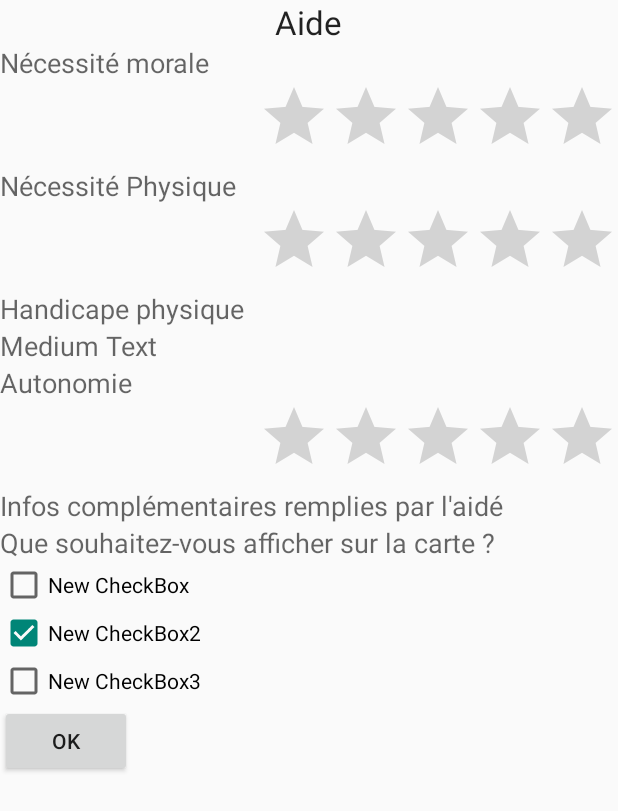
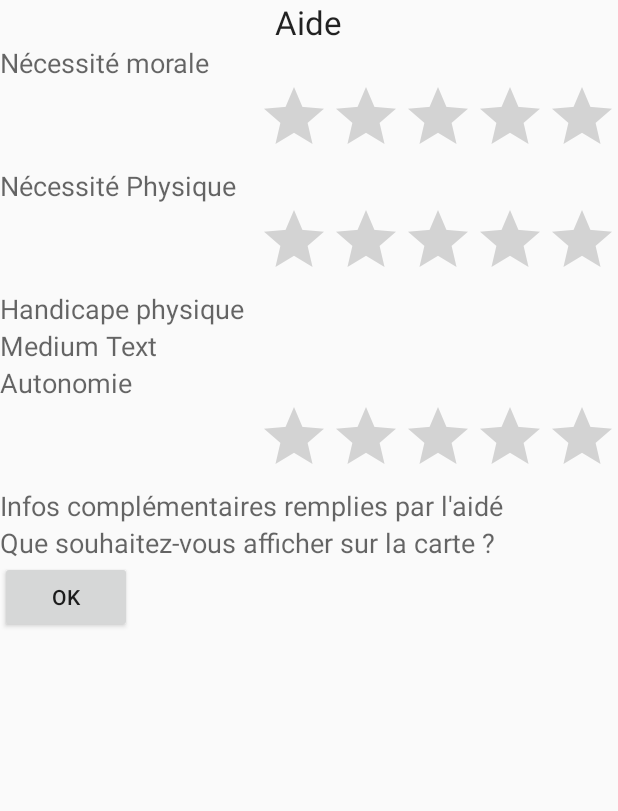
Before and after one commit to alex3165/hackcessangels, an Android app: the DetailActivity screen opened directly, with no data from a screen before it, on a phone screen of 412 x 824 dp. Shown: the top 811 px of the screen. Run offline under Robolectric (Android 15) with nearby library versions, the phone set to English and light mode, and no system bars.

```diff
--- a/android/HackcessAngel/src/main/java/com/hackcess/angel/DetailActivity.java
+++ b/android/HackcessAngel/src/main/java/com/hackcess/angel/DetailActivity.java
@@ -42,28 +42,7 @@ public class DetailActivity extends Activity {
         }
 
         Button Submit=(Button) findViewById(R.id.buttonSubmit);
-        CheckBox CheckBox1=(CheckBox) findViewById(R.id.checkBox2);
-        CheckBox CheckBox2=(CheckBox) findViewById(R.id.checkBox3);
-        CheckBox CheckBox3=(CheckBox) findViewById(R.id.checkBox3);
-        CheckBox1.setChecked(true);
-        if (true){
-            if (CheckBox1.isChecked()){
-                //Affiche la carte avec le choix 1
 
-
-            }
-            if (CheckBox2.isChecked()){
-                //Affiche la carte avec le choix 1
-
-
-            }
-            if (CheckBox3.isChecked()){
-                //Affiche la carte avec le choix 1
-
-
-            }
-
-        }
     }
 
     protected void onActivityResult(int requestCode, int resultCode,
--- a/android/HackcessAngel/src/main/res/layout/activity_detail.xml
+++ b/android/HackcessAngel/src/main/res/layout/activity_detail.xml
@@ -92,21 +92,7 @@
         android:id="@+id/textViewItemMap"
         />
 
-    <CheckBox
-        android:layout_width="wrap_content"
-        android:layout_height="wrap_content"
-        android:text="New CheckBox"
-        android:id="@+id/checkBox1" />
-    <CheckBox
-        android:layout_width="wrap_content"
-        android:layout_height="wrap_content"
-        android:text="New CheckBox2"
-        android:id="@+id/checkBox2" />
-    <CheckBox
-        android:layout_width="wrap_content"
-        android:layout_height="wrap_content"
-        android:text="New CheckBox3"
-        android:id="@+id/checkBox3" />
+
 
     <Button
         android:layout_width="wrap_content"
@@ -114,5 +100,11 @@
         android:text="OK"
         android:id="@+id/buttonSubmit" />
 
+    <ScrollView
+        android:layout_width="wrap_content"
+        android:layout_height="wrap_content"
+        android:id="@+id/scrollView"
+        android:layout_gravity="center_horizontal" />
+
 
 </LinearLayout>
--- a/android/HackcessAngel/src/main/res/layout/map_detail.xml
+++ b/android/HackcessAngel/src/main/res/layout/map_detail.xml
@@ -45,7 +45,7 @@
                 android:src="@drawable/move"
                 android:background="#fffef6"
                 android:paddingEnd="20dp"
-                android:layout_gravity="center_horizontal"
+
                 android:layout_column="6" />
 
             <ImageButton
@@ -55,7 +55,7 @@
                 android:src="@drawable/audio"
                 android:background="#f6fff1"
                 android:paddingEnd="20dp"
-                android:layout_gravity="right"
+
                 android:layout_column="7" />
 
             <ImageButton
@@ -65,8 +65,9 @@
                 android:src="@drawable/moteur"
                 android:background="#f6fff1"
                 android:paddingEnd="20dp"
-            android:layout_gravity="right"
+
                 android:layout_column="9" />
+
             <ImageButton
                 android:layout_width="wrap_content"
                 android:layout_height="wrap_content"
@@ -74,8 +75,7 @@
                 android:src="@drawable/visuel"
                 android:background="#f6fff1"
                 android:paddingEnd="20dp"
-                android:layout_gravity="right"
-                android:layout_column="10" />
+                android:layout_column="14" />
         </TableRow>
 
 
```
Also changed, not shown: 2 other files. Lines whose indentation alone changed are shown as unchanged.
